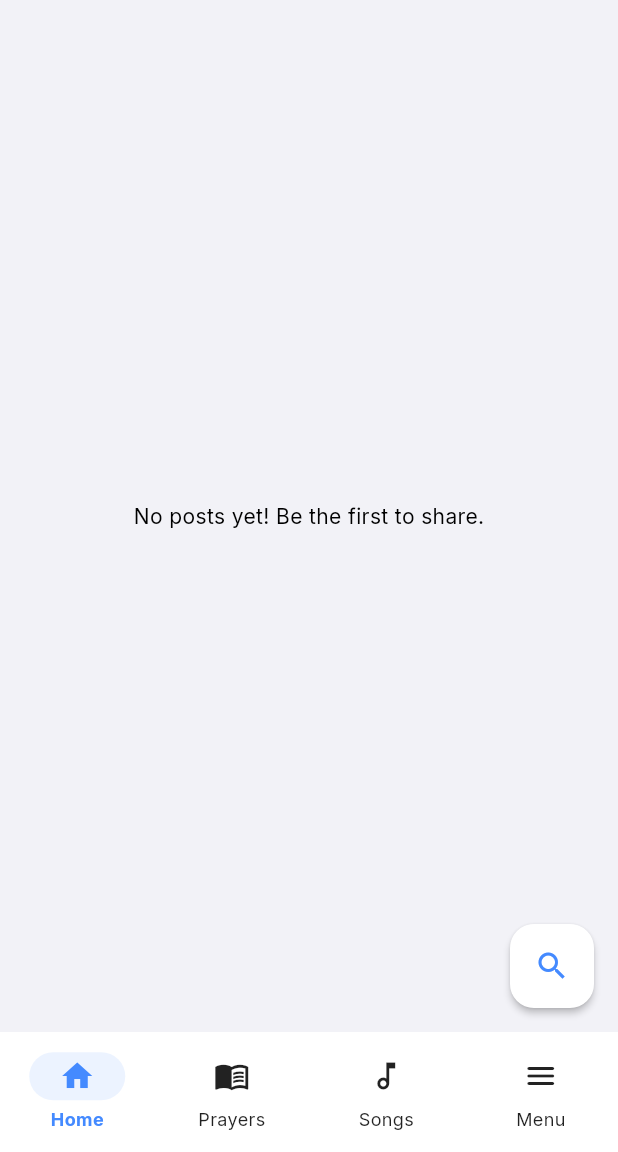
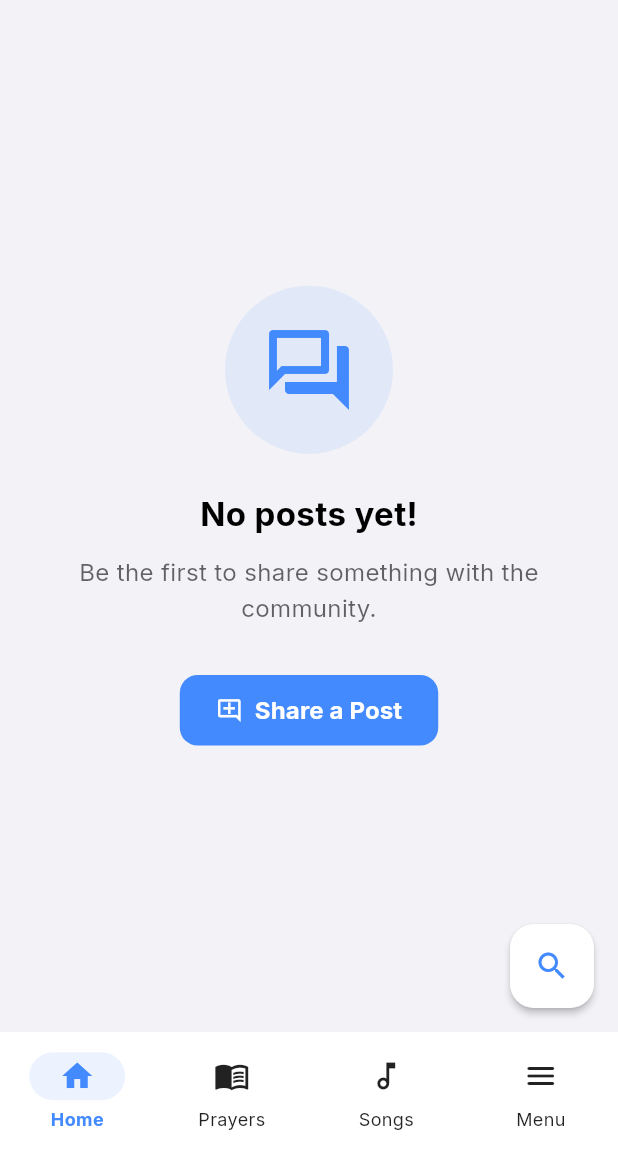
Before and after one commit to cjmai1226-hash/uecfi_app_vanilla_version, a Flutter app: the screen it shows after launch, on a phone screen of 412 x 824 dp, the part 84-1236 px from its top. Run offline on Flutter 3.47's test engine with Material 3 defaults, Android fonts, the phone set to English and light mode, and no system bars; our stand-ins replace cloud_firestore, firebase_core, google_fonts, google_mobile_ads, in_app_review, share_plus and 3 more; accounts and stored records are empty.

Commit message:
updated some parts of the chords screen

```diff
--- a/lib/screens/home_screen.dart
+++ b/lib/screens/home_screen.dart
@@ -7,9 +7,77 @@ import '../services/ad_service.dart';
 import '../providers/settings_provider.dart';
 import 'menu/edit_profile_screen.dart';
 import 'comments_screen.dart';
+import 'forms/create_post_screen.dart';
 
 class HomeScreen extends StatelessWidget {
   const HomeScreen({super.key});
+
+  Widget _buildEmptyState(BuildContext context) {
+    final primaryColor = Theme.of(context).colorScheme.primary;
+    final textColor = Theme.of(context).colorScheme.onSurface;
+
+    return Center(
+      child: Padding(
+        padding: const EdgeInsets.all(32.0),
+        child: Column(
+          mainAxisAlignment: MainAxisAlignment.center,
+          children: [
+            Container(
+              padding: const EdgeInsets.all(24),
+              decoration: BoxDecoration(
+                color: primaryColor.withValues(alpha: 0.1),
+                shape: BoxShape.circle,
+              ),
+              child: Icon(
+                Icons.forum_outlined,
+                size: 64,
+                color: primaryColor,
+              ),
+            ),
+            const SizedBox(height: 24),
+            Text(
+              'No posts yet!',
+              style: TextStyle(
+                fontSize: 22,
+                fontWeight: FontWeight.bold,
+                color: textColor,
+              ),
+            ),
+            const SizedBox(height: 12),
+            Text(
+              'Be the first to share something with the community.',
+              textAlign: TextAlign.center,
+              style: TextStyle(
+                fontSize: 16,
+                color: textColor.withValues(alpha: 0.6),
+                height: 1.5,
+              ),
+            ),
+            const SizedBox(height: 32),
+            FilledButton.icon(
+              onPressed: () {
+                Navigator.push(
+                  context,
+                  MaterialPageRoute(builder: (context) => const CreatePostScreen()),
+                );
+              },
+              style: FilledButton.styleFrom(
+                padding: const EdgeInsets.symmetric(horizontal: 24, vertical: 12),
+                shape: RoundedRectangleBorder(
+                  borderRadius: BorderRadius.circular(12),
+                ),
+              ),
+              icon: const Icon(Icons.add_comment_outlined),
+              label: const Text(
+                'Share a Post',
+                style: TextStyle(fontSize: 16, fontWeight: FontWeight.bold),
+              ),
+            ),
+          ],
+        ),
+      ),
+    );
+  }
 
   @override
   Widget build(BuildContext context) {
@@ -38,9 +106,7 @@ class HomeScreen extends StatelessWidget {
                 );
               }
               if (!snapshot.hasData || snapshot.data!.docs.isEmpty) {
-                return const Center(
-                  child: Text('No posts yet! Be the first to share.'),
-                );
+                return _buildEmptyState(context);
               }
 
               // Filter out explicitly reported arrays synchronously
@@ -50,9 +116,7 @@ class HomeScreen extends StatelessWidget {
               }).toList();
 
               if (posts.isEmpty) {
-                return const Center(
-                  child: Text('No posts yet! Be the first to share.'),
-                );
+                return _buildEmptyState(context);
               }
 
               return ListView.separated(
```
Also changed, not shown: lib/screens/details/center_detail_screen.dart (+10 -12 lines), lib/screens/details/song_detail_screen.dart (+75 -34 lines), lib/screens/menu/centers_screen.dart (+67 -31 lines), lib/screens/search_screen.dart (+7 -1 lines), 1 other file.
